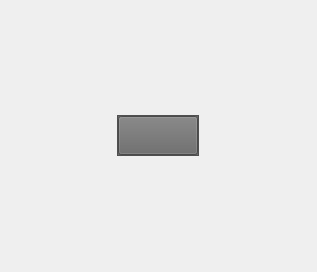
Qt form gui2.ui (kyoko9000/54.-GUI-basic) before a commit.
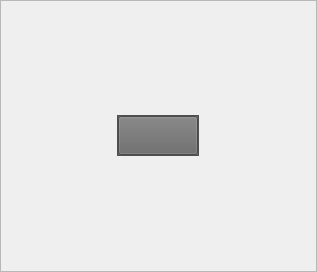
The same form after that commit. Icons and pictures are not drawn.

What changed in the file:
```diff
--- a/gui2.ui
+++ b/gui2.ui
@@ -33,6 +33,15 @@
     <property name="bottomMargin">
      <number>0</number>
     </property>
+    <item>
+     <widget class="QFrame" name="frame_2">
+      <property name="frameShape">
+       <enum>QFrame::StyledPanel</enum>
+      </property>
+      <property name="frameShadow">
+       <enum>QFrame::Raised</enum>
+      </property>
+      <layout class="QHBoxLayout" name="horizontalLayout_2">
     <item alignment="Qt::AlignHCenter|Qt::AlignVCenter">
      <widget class="QFrame" name="frame">
       <property name="styleSheet">
@@ -85,6 +94,9 @@
            <height>25</height>
           </size>
          </property>
+           </widget>
+          </item>
+         </layout>
         </widget>
        </item>
       </layout>
```
Lines whose indentation alone changed are shown as unchanged.
